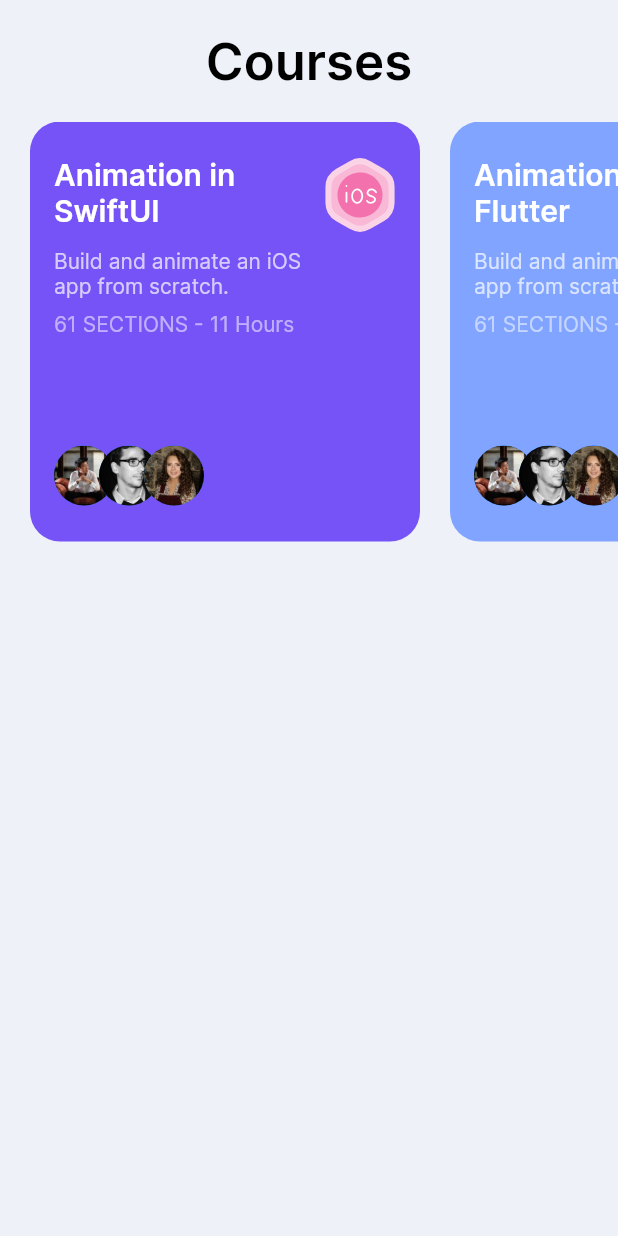
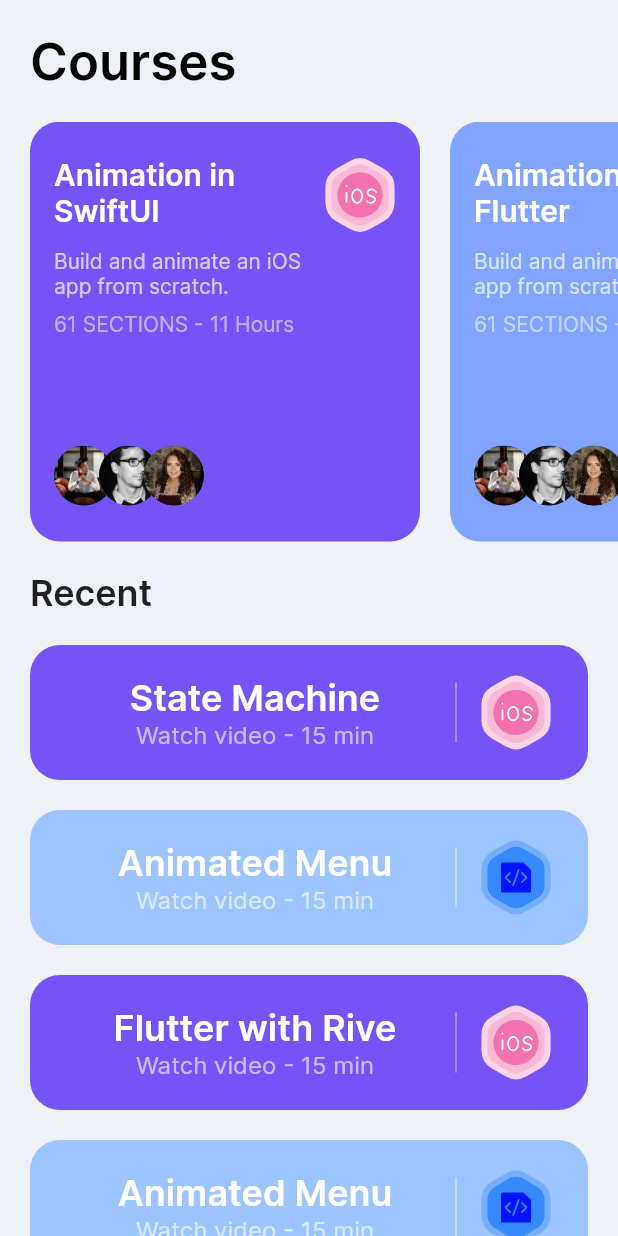
Before and after one commit to The-Naveen-Chandra/Rive-Flutter-App, a Flutter app: the HomeScreen screen opened directly, on a phone screen of 412 x 824 dp. Run offline on Flutter 3.47's test engine with Material 2 defaults, Android fonts, the phone set to English and light mode, and no system bars; our stand-ins replace flutter_svg, rive.

Commit message:
home screen done

```diff
--- a/lib/screens/home/home_screen.dart
+++ b/lib/screens/home/home_screen.dart
@@ -1,4 +1,5 @@
 import 'package:flutter/material.dart';
+import 'package:flutter_svg/flutter_svg.dart';
 import 'package:rive_animation/models/course_model.dart';
 import 'package:rive_animation/screens/home/components/course_card.dart';
 
@@ -9,16 +10,18 @@ class HomeScreen extends StatelessWidget {
   Widget build(BuildContext context) {
     return Scaffold(
       body: SafeArea(
+        bottom: false,
+        child: SingleChildScrollView(
+          physics: const BouncingScrollPhysics(),
           child: Column(
+            crossAxisAlignment: CrossAxisAlignment.start,
             children: [
               Padding(
                 padding: const EdgeInsets.all(20),
                 child: Text(
                   "Courses",
                   style: Theme.of(context).textTheme.headlineMedium!.copyWith(
-                      color: Colors.black,
-                      fontWeight: FontWeight.w600,
-                    ),
+                      color: Colors.black, fontWeight: FontWeight.w600),
                 ),
               ),
               SingleChildScrollView(
@@ -35,9 +38,86 @@ class HomeScreen extends StatelessWidget {
                   ],
                 ),
               ),
+              Padding(
+                padding: const EdgeInsets.all(20),
+                child: Text(
+                  "Recent",
+                  style: Theme.of(context)
+                      .textTheme
+                      .headlineSmall!
+                      .copyWith(fontWeight: FontWeight.w600),
+                ),
+              ),
+              ...recentCources
+                  .map((course) => Padding(
+                        padding: const EdgeInsets.only(
+                            left: 20, right: 20, bottom: 20),
+                        child: SecondaryCourseCard(course: course),
+                      ))
+                  .toList(),
             ],
+          ),
         ),
       ),
     );
   }
 }
+
+class SecondaryCourseCard extends StatelessWidget {
+  const SecondaryCourseCard({
+    super.key,
+    required this.course,
+  });
+
+  final Course course;
+
+  @override
+  Widget build(BuildContext context) {
+    return Container(
+      padding: const EdgeInsets.symmetric(
+        horizontal: 24,
+        vertical: 20,
+      ),
+      decoration: BoxDecoration(
+        color: course.bgcolor,
+        borderRadius: const BorderRadius.all(
+          Radius.circular(20),
+        ),
+      ),
+      child: Row(
+        children: [
+          Expanded(
+            child: Column(
+              children: [
+                Text(
+                  course.title,
+                  style: Theme.of(context).textTheme.headlineSmall!.copyWith(
+                      color: Colors.white, fontWeight: FontWeight.w600),
+                ),
+                const Text(
+                  "Watch video - 15 min",
+                  style: TextStyle(
+                    color: Colors.white60,
+                    fontSize: 16,
+                  ),
+                ),
+              ],
+            ),
+          ),
+          const SizedBox(
+            height: 40,
+            child: VerticalDivider(
+              color: Colors.white70,
+            ),
+          ),
+          const SizedBox(
+            width: 8,
+          ),
+          SvgPicture.asset(
+            course.iconSrc,
+          ),
+        ],
+      ),
+    );
+  }
+}
```
Lines whose indentation alone changed are shown as unchanged.
